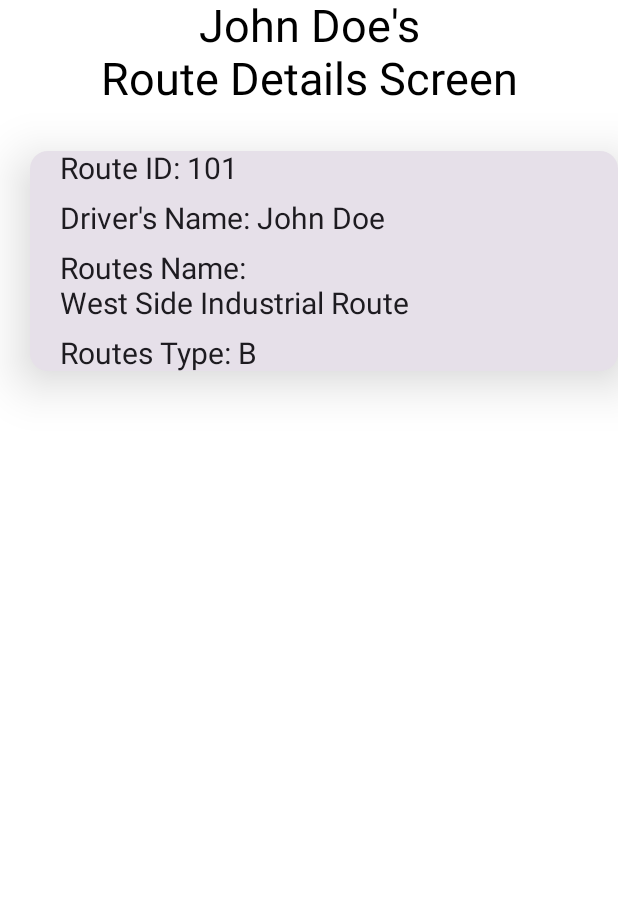
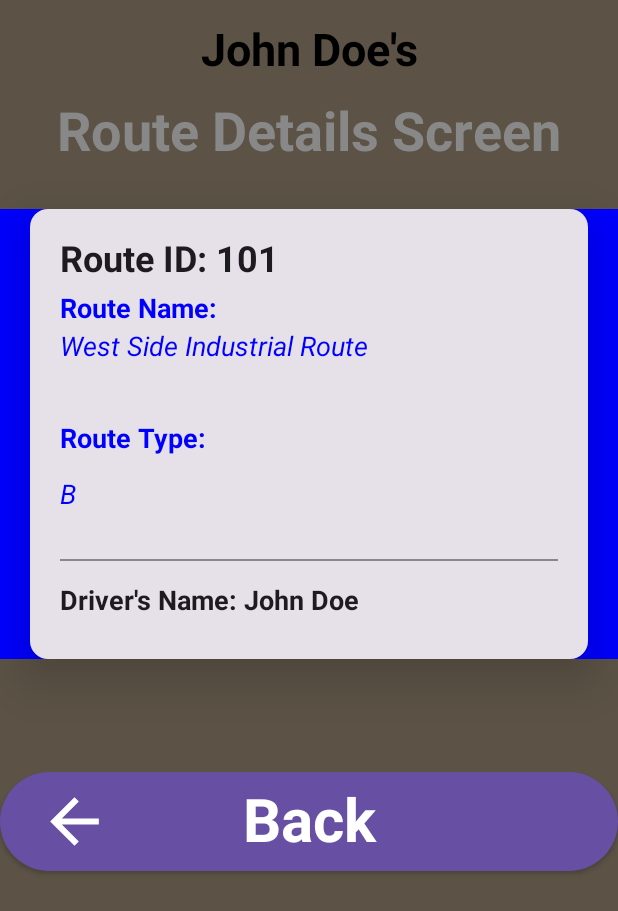
Before and after one commit to mkCoding/RepublicServiceApp, an Android app built with Jetpack Compose: the @Preview function DriverRouteDetailsScreenPreview, on a phone screen of 412 x 824 dp. Shown: the top 911 px of the screen. Run offline under Robolectric (Android 15) with nearby library versions, the phone set to English and light mode, and no system bars; our stand-ins replace Room's generated code.

Commit message:
added back button functionality from Details to Drivers List screen

```diff
--- a/app/src/main/java/com/kemakolam/republicserviceapp/ui/driver/DriverViewModel.kt
+++ b/app/src/main/java/com/kemakolam/republicserviceapp/ui/driver/DriverViewModel.kt
@@ -25,14 +25,14 @@ class DriverViewModel @Inject constructor(private val repository:ApiRepository):
 //    val driversList: LiveData<List<DriverModel?>?> = _driversList
 
     //DB Structure
-    private val _driversList = MutableLiveData<List<DriverEntity>?>()
+    val _driversList = MutableLiveData<List<DriverEntity>?>()
     val driversList: LiveData<List<DriverEntity>?> = _driversList
 
     init {
         getAllDrivers()
     }
 
-    private fun getAllDrivers() {
+     fun getAllDrivers() {
 
         viewModelScope.launch {
            // repository.fetchAndStoreDrivers() //fetch and store driver to DB
@@ -45,7 +45,7 @@ class DriverViewModel @Inject constructor(private val repository:ApiRepository):
 
                 //print drivers to the console
               Log.d("DriverViewModel",allDrivers.toString())
-//                println(allDrivers)
+
 
                 //expose data to the view
                 _driversList.postValue(allDrivers)
--- a/app/src/main/java/com/kemakolam/republicserviceapp/ui/driver_route_details/DriverRouteDetailsScreen.kt
+++ b/app/src/main/java/com/kemakolam/republicserviceapp/ui/driver_route_details/DriverRouteDetailsScreen.kt
@@ -2,25 +2,42 @@ package com.kemakolam.republicserviceapp.ui.driver_route_details
 
 import androidx.compose.foundation.background
 import androidx.compose.foundation.layout.Column
+import androidx.compose.foundation.layout.PaddingValues
+import androidx.compose.foundation.layout.Row
+import androidx.compose.foundation.layout.Spacer
 import androidx.compose.foundation.layout.fillMaxSize
 import androidx.compose.foundation.layout.fillMaxWidth
+import androidx.compose.foundation.layout.height
 import androidx.compose.foundation.layout.padding
+import androidx.compose.foundation.layout.size
+import androidx.compose.foundation.layout.width
 import androidx.compose.foundation.layout.wrapContentHeight
+import androidx.compose.foundation.shape.RoundedCornerShape
+import androidx.compose.material.icons.Icons
+import androidx.compose.material.icons.automirrored.filled.ArrowBack
+import androidx.compose.material.icons.filled.ArrowBack
+import androidx.compose.material3.Button
+import androidx.compose.material3.ButtonDefaults
+import androidx.compose.material3.ButtonElevation
 import androidx.compose.material3.Card
 import androidx.compose.material3.CardDefaults
+import androidx.compose.material3.Divider
+import androidx.compose.material3.Icon
 import androidx.compose.material3.Text
 import androidx.compose.runtime.Composable
 import androidx.compose.ui.Alignment
 import androidx.compose.ui.Modifier
+import androidx.compose.ui.graphics.Brush
 import androidx.compose.ui.graphics.Color
 import androidx.compose.ui.text.TextStyle
+import androidx.compose.ui.text.font.FontStyle
+import androidx.compose.ui.text.font.FontWeight
 import androidx.compose.ui.tooling.preview.Preview
 import androidx.compose.ui.unit.dp
 import androidx.compose.ui.unit.sp
+import androidx.navigation.NavController
 import com.kemakolam.republicserviceapp.data.db.tables.DriverEntity
 import com.kemakolam.republicserviceapp.data.db.tables.RouteEntity
-import com.kemakolam.republicserviceapp.ui.Driver
-import com.kemakolam.republicserviceapp.ui.Route
 
 
 @Composable
@@ -29,60 +46,157 @@ fun DriverRouteDetailsScreen(
     route:RouteEntity,
     onBack: () -> Unit
 ) {
+
+    //Custom Color
+    val customColor = Color(0xFF5C5346) // Custom color using RGB values
+
     Column(
-        modifier = Modifier.fillMaxSize(),
+        modifier = Modifier
+            .fillMaxSize()
+            .background(color = customColor),
         horizontalAlignment = Alignment.CenterHorizontally
     ) {
         Text(
             text = "${driver.name}'s",
-            style = TextStyle(fontSize = 30.sp),
+            style = TextStyle(
+                fontSize = 30.sp,
+                fontWeight = FontWeight.Bold,
+                color = Color.Black
+            ),
             modifier = Modifier
-                .align(Alignment.CenterHorizontally),
-            maxLines = 2
+                .align(Alignment.CenterHorizontally)
+                .padding(vertical = 16.dp),
+//            maxLines = 2
         )
         Text(
             text = "Route Details Screen",
-            style = TextStyle(fontSize = 30.sp),
+            style = TextStyle(
+                fontSize = 36.sp,
+                fontWeight = FontWeight.Bold,
+                color = Color.Gray // Change color to suit your design
+            ),
             modifier = Modifier.padding(bottom = 30.dp)
-                .align(Alignment.CenterHorizontally),
-            maxLines = 2
         )
 
-        DriverDetailsCard(driver = driver, route = route)
+        DriverDetailsCard(driver = driver, route = route, onBack)
 
     }
 }
 
 @Composable
-fun DriverDetailsCard(driver: DriverEntity,  route:RouteEntity) {
+fun DriverDetailsCard(driver: DriverEntity,  route:RouteEntity, onBack: () -> Unit) {
+
     Card(
         modifier = Modifier
-            .background(Color.White)
+            .background(Color.Blue)
             .fillMaxWidth()
             .wrapContentHeight()
-            .padding(start = 20.dp),
+            .padding(start = 20.dp, end = 20.dp),
         elevation = CardDefaults.cardElevation(20.dp)
+
+    ) {
+        Column(
+            modifier = Modifier.padding(20.dp)
         ) {
             Text(
-            text = "Route ID: ${route.id.toString()}",
-            style = TextStyle(fontSize = 20.sp),
-            modifier = Modifier.padding(start = 20.dp).padding(bottom = 10.dp)
+                text = "Route ID: ${route.id}",
+                style = TextStyle(fontSize = 24.sp, fontWeight = FontWeight.Bold),
+                modifier = Modifier.padding(bottom = 8.dp)
+            )
+
+           //Route Name Section
+            Text(
+                text = "Route Name:",
+                style = TextStyle(fontSize = 18.sp, color = Color.Blue, fontWeight = FontWeight.Bold),
+                modifier = Modifier.padding(bottom = 4.dp)
+            )
+
+            Text(
+                text = "${route.name}",
+                style = TextStyle(fontSize = 18.sp, color = Color.Blue, fontStyle = FontStyle.Italic),
+                modifier = Modifier.padding(bottom = 40.dp)
+            )
+
+            //Route Type Section
+            Text(
+                text = "Route Type:",
+                style = TextStyle(fontSize = 18.sp, color = Color.Blue, fontWeight = FontWeight.Bold),
+                modifier = Modifier.padding(bottom = 16.dp)
             )
             Text(
+                text = "${route.type}",
+                style = TextStyle(fontSize = 18.sp, color = Color.Blue, fontStyle = FontStyle.Italic),
+                modifier = Modifier.padding(bottom = 16.dp)
+            )
+
+
+            Spacer(modifier = Modifier.height(16.dp))
+            Divider(color = Color.Gray, thickness = 1.dp)
+            Spacer(modifier = Modifier.height(16.dp))
+            Text(
                 text = "Driver's Name: ${driver.name}",
-            style = TextStyle(fontSize = 20.sp),
-            modifier = Modifier.padding(start = 20.dp).padding(bottom = 10.dp)
+                style = TextStyle(fontSize = 18.sp, fontWeight = FontWeight.Bold),
+                modifier = Modifier.padding(bottom = 8.dp)
             )
+            // Add more Text composables for additional driver details if needed
+
+
+        }
+
+    }
+
+
+backButton(onBack)
+
+
+
+}
+
+@Composable
+fun backButton(onBack: () -> Unit){
+
+    Column( modifier = Modifier
+        .wrapContentHeight()
+
+    ){
+
+//        Spacer(modifier = Modifier.height(50.dp)) // Add a spacer above the button
+        Button(
+            onClick = {onBack()},
+            modifier = Modifier
+                .fillMaxWidth()
+                .padding(top = 75.dp),
+            elevation = ButtonDefaults.buttonElevation(
+                defaultElevation = 2.dp,
+                pressedElevation = 8.dp,
+                disabledElevation = 0.dp,
+                hoveredElevation = 2.dp,
+                focusedElevation = 4.dp
+            )
+
+        ){
+            Row (
+
+                verticalAlignment = Alignment.CenterVertically,
+                modifier = Modifier
+                    .fillMaxWidth()
+            ){
+                Icon(
+                    imageVector = Icons.AutoMirrored.Filled.ArrowBack, contentDescription = null,
+                    modifier = Modifier
+                        .size(50.dp)
+                        .padding(start = 1.dp)
+
+                )
+                Spacer(modifier = Modifier.width(80.dp))
+
                 Text(
-            text = "Routes Name: \n${route.name} ", // Add route name here
-            style = TextStyle(fontSize = 20.sp),
-            modifier = Modifier.padding(start = 20.dp).padding(bottom = 10.dp)
+                    text = "Back",
+                    style = TextStyle(fontSize = 40.sp, fontWeight = FontWeight.Bold),
+                    modifier = Modifier.padding(start = 8.dp)
                 )
-        Text(
-            text = "Routes Type: ${route.type} ", // Add route type here
-            style = TextStyle(fontSize = 20.sp),
-            modifier = Modifier.padding(start = 20.dp)
-        )
+            }
+        }
     }
 }
 
--- a/app/src/main/res/values/colors.xml
+++ b/app/src/main/res/values/colors.xml
@@ -7,4 +7,6 @@
     <color name="teal_700">#FF018786</color>
     <color name="black">#FF000000</color>
     <color name="white">#FFFFFFFF</color>
+
+
 </resources>
```
Also changed, not shown: app/build.gradle.kts (+17 -0 lines), app/src/main/java/com/kemakolam/republicserviceapp/ui/driver/DriversScreen.kt (+14 -14 lines), 1 other file. Lines whose indentation alone changed are shown as unchanged.
